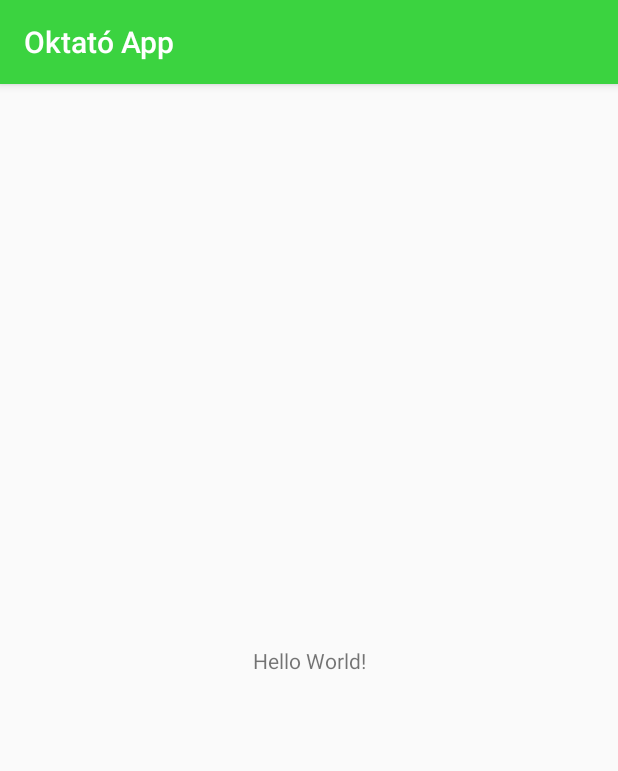
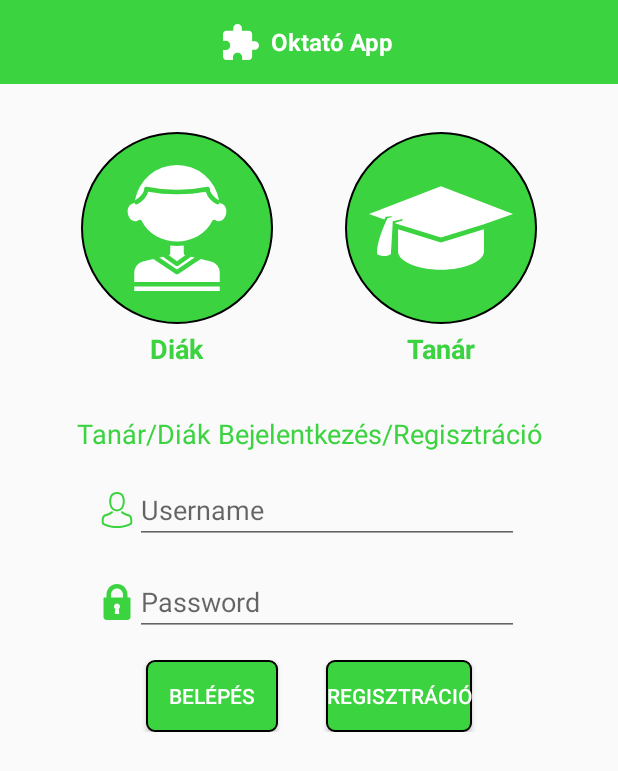
Before and after one commit to gitjuzer/2018_IIAFP_B, an Android app: the screen it shows after launch (MainActivity), on a phone screen of 412 x 824 dp. Shown: the top 771 px of the screen. Run offline under Robolectric (Android 15) with nearby library versions, the phone set to English and light mode, and no system bars.

Commit message:
Android - login felület elkészítve, még funkciók nélkül

```diff
--- a/Android app/OktatoApp/app/src/main/java/hu/afp/oktatoapp/MainActivity.java
+++ b/Android app/OktatoApp/app/src/main/java/hu/afp/oktatoapp/MainActivity.java
@@ -1,7 +1,10 @@
 package hu.afp.oktatoapp;
 
+import android.os.Bundle;
 import android.support.v7.app.AppCompatActivity;
-import android.os.Bundle;
+import android.view.View;
+import android.widget.ImageView;
+import android.widget.TextView;
 
 public class MainActivity extends AppCompatActivity {
 
@@ -9,5 +12,26 @@ public class MainActivity extends AppCompatActivity {
     protected void onCreate(Bundle savedInstanceState) {
         super.onCreate(savedInstanceState);
         setContentView(R.layout.activity_main);
+        View toolbar, student, teacher;
+        ImageView logo, studentLogo, teacherLogo;
+        TextView studentTV,teacherTV;
+
+        toolbar = findViewById(R.id.myToolbar);
+        student = findViewById(R.id.studentBtn);
+        teacher = findViewById(R.id.teacherBtn);
+
+        logo = toolbar.findViewById(R.id.logo);
+        studentLogo = student.findViewById(R.id.logo);
+        studentTV = student.findViewById(R.id.buttonText);
+        teacherLogo = teacher.findViewById(R.id.logo);
+        teacherTV = teacher.findViewById(R.id.buttonText);
+
+
+        logo.setImageDrawable(getDrawable(R.drawable.ic_puzzle));
+        studentLogo.setImageDrawable(getDrawable(R.drawable.ic_student));
+        teacherLogo.setImageDrawable(getDrawable(R.drawable.ic_teacher));
+        studentTV.setText(R.string.student);
+        teacherTV.setText(R.string.teacher);
+
     }
 }
--- /dev/null
+++ b/Android app/OktatoApp/app/src/main/res/drawable/button_background.xml
@@ -0,0 +1,15 @@
+<?xml version="1.0" encoding="utf-8"?>
+<shape
+    xmlns:android="http://schemas.android.com/apk/res/android">
+
+    <solid
+        android:color="@color/colorPrimary"
+        />
+
+    <stroke
+        android:width="1dp"
+        android:color="@android:color/black" />
+    <corners
+        android:radius="5dp"/>
+
+</shape>
--- /dev/null
+++ b/Android app/OktatoApp/app/src/main/res/drawable/circle.xml
@@ -0,0 +1,17 @@
+<?xml version="1.0" encoding="utf-8"?>
+<shape
+    xmlns:android="http://schemas.android.com/apk/res/android"
+    android:shape="oval">
+
+    <solid
+        android:color="@color/colorPrimary"
+        />
+
+    <size
+        android:width="128dp"
+        android:height="128dp"/>
+    <stroke
+        android:width="1dp"
+        android:color="@android:color/black" />
+
+</shape>
--- /dev/null
+++ b/Android app/OktatoApp/app/src/main/res/drawable/ic_lock.xml
@@ -0,0 +1,10 @@
+<vector xmlns:android="http://schemas.android.com/apk/res/android"
+    android:width="24dp"
+    android:height="24dp"
+    android:viewportHeight="512"
+    android:fillColor="#FFF000"
+    android:viewportWidth="512">
+    <path
+        android:fillColor="@color/colorPrimary"
+        android:pathData="M437.333,192h-32v-42.667C405.333,66.99 338.344,0 256,0S106.667,66.99 106.667,149.333V192h-32C68.771,192 64,196.771 64,202.667v266.667C64,492.865 83.135,512 106.667,512h298.667C428.865,512 448,492.865 448,469.333V202.667C448,196.771 443.229,192 437.333,192zM287.938,414.823c0.333,3.01 -0.635,6.031 -2.656,8.292c-2.021,2.26 -4.917,3.552 -7.948,3.552h-42.667c-3.031,0 -5.927,-1.292 -7.948,-3.552c-2.021,-2.26 -2.99,-5.281 -2.656,-8.292l6.729,-60.51c-10.927,-7.948 -17.458,-20.521 -17.458,-34.313c0,-23.531 19.135,-42.667 42.667,-42.667s42.667,19.135 42.667,42.667c0,13.792 -6.531,26.365 -17.458,34.313L287.938,414.823zM341.333,192H170.667v-42.667C170.667,102.281 208.948,64 256,64s85.333,38.281 85.333,85.333V192z" />
+</vector>
--- /dev/null
+++ b/Android app/OktatoApp/app/src/main/res/drawable/ic_puzzle.xml
@@ -0,0 +1,4 @@
+<vector android:height="24dp" android:viewportHeight="535.5"
+    android:viewportWidth="535.5" android:width="24dp" xmlns:android="http://schemas.android.com/apk/res/android">
+    <path android:fillColor="#FFFFFF" android:pathData="M471.75,255H433.5V153c0,-28.05 -22.95,-51 -51,-51h-102V63.75C280.5,28.05 252.45,0 216.75,0S153,28.05 153,63.75V102H51c-28.05,0 -51,22.95 -51,51v96.9h38.25c38.25,0 68.85,30.6 68.85,68.85S76.5,387.6 38.25,387.6H0v96.9c0,28.05 22.95,51 51,51h96.9v-38.25c0,-38.25 30.6,-68.85 68.85,-68.85s68.85,30.6 68.85,68.85v38.25h96.9c28.05,0 51,-22.95 51,-51v-102h38.25c35.7,0 63.75,-28.05 63.75,-63.75S507.45,255 471.75,255z"/>
+</vector>
--- /dev/null
+++ b/Android app/OktatoApp/app/src/main/res/drawable/ic_student.xml
@@ -0,0 +1,24 @@
+<vector xmlns:android="http://schemas.android.com/apk/res/android"
+    android:width="96dp"
+    android:height="96dp"
+    android:viewportHeight="64"
+    android:viewportWidth="64">
+    <path
+        android:fillColor="#FFFFFF"
+        android:pathData="M32,40a21.113,21.113 0,0 1,-3 -0.221V43.23a0.992,0.992 0,0 1,-0.656 0.925L32,46.771l3.656,-2.616A0.992,0.992 0,0 1,35 43.23V39.779A21.113,21.113 0,0 1,32 40Z" />
+    <path
+        android:fillColor="#FFFFFF"
+        android:pathData="M24.141,45.166 L32,50.408l7.859,-5.242L38.22,44.78l-5.638,4.033a1,1 0,0 1,-1.164 0L25.78,44.78Z" />
+    <path
+        android:fillColor="#FFFFFF"
+        android:pathData="M13,58h38v2h-38z" />
+    <path
+        android:fillColor="#FFFFFF"
+        android:pathData="M51.622,21.154a0.993,0.993 0,0 1,-0.665 -0.465,0.969 0.969,0 0,1 -0.091,0.272 1,1 0,0 1,-1.367 0.365,9.725 9.725,0 0,1 -4.717,-5.466A66.437,66.437 0,0 1,32 17a66.437,66.437 0,0 1,-12.782 -1.14A9.725,9.725 0,0 1,14.5 21.326a1,1 0,0 1,-1.367 -0.365,0.969 0.969,0 0,1 -0.091,-0.272 0.993,0.993 0,0 1,-0.665 0.465c-1.613,0.291 -2.615,2.284 -2.233,4.442 0.332,1.92 1.692,3.4 3.166,3.445a1.792,1.792 0,0 0,0.478 -0.026,2.274 2.274,0 0,0 1.04,-0.48 1,1 0,0 1,1.531 0.339C19.045,34.418 25.184,38 32,38s12.955,-3.582 15.64,-9.126a1,1 0,0 1,1.531 -0.339,2.28 2.28,0 0,0 1.045,0.481 1.642,1.642 0,0 0,0.417 0.028c1.53,-0.049 2.89,-1.528 3.221,-3.444C54.237,23.438 53.235,21.445 51.622,21.154Z" />
+    <path
+        android:fillColor="#FFFFFF"
+        android:pathData="M51,51.75a4.984,4.984 0,0 0,-3.851 -4.867l-4.626,-1.089 -9.968,6.648a1,1 0,0 1,-1.11 0l-9.968,-6.648L16.85,46.883A4.984,4.984 0,0 0,13 51.75V56H51Z" />
+    <path
+        android:fillColor="#FFFFFF"
+        android:pathData="M13.5,19.594c2.613,-1.511 3.93,-3.607 3.881,-4.9a0.957,0.957 0,0 1,0.022 -0.132,0.829 0.829,0 0,1 0,-0.132c0.005,-0.023 0.021,-0.039 0.027,-0.061a1.011,1.011 0,0 1,0.085 -0.186,1.023 1.023,0 0,1 0.1,-0.156 0.945,0.945 0,0 1,0.139 -0.129,0.967 0.967,0 0,1 0.153,-0.112 1.008,1.008 0,0 1,0.171 -0.066,1.041 1.041,0 0,1 0.2,-0.048c0.022,0 0.041,-0.015 0.064,-0.015a0.907,0.907 0,0 1,0.137 0.021,1.078 1.078,0 0,1 0.127,0A61.824,61.824 0,0 0,32 15a61.824,61.824 0,0 0,13.394 -1.314,1 1,0 0,1 0.123,0 0.959,0.959 0,0 1,0.141 -0.021c0.023,0 0.042,0.013 0.064,0.015a1.041,1.041 0,0 1,0.2 0.048,1.008 1.008,0 0,1 0.171,0.066 1.027,1.027 0,0 1,0.153 0.111,1.009 1.009,0 0,1 0.139,0.13 1.573,1.573 0,0 1,0.182 0.342c0.006,0.022 0.022,0.038 0.027,0.061a0.829,0.829 0,0 1,0 0.132,0.957 0.957,0 0,1 0.022,0.132c-0.049,1.289 1.268,3.385 3.881,4.9a0.97,0.97 0,0 1,0.208 0.184,18.981 18.981,0 0,0 -37.418,0A0.97,0.97 0,0 1,13.5 19.594Z" />
+</vector>
--- /dev/null
+++ b/Android app/OktatoApp/app/src/main/res/drawable/ic_teacher.xml
@@ -0,0 +1,5 @@
+<vector android:height="96dp" android:viewportHeight="791.803"
+    android:viewportWidth="791.803" android:width="96dp" xmlns:android="http://schemas.android.com/apk/res/android">
+    <path android:fillColor="#FFFFFF" android:pathData="M395.904,475.016l-236.203,-72.7v71.524v49.896c0,56.133 105.787,101.644 236.274,101.644c130.48,0 236.285,-45.511 236.285,-101.644c0,-0.442 -0.145,-0.886 -0.154,-1.318V402.316L395.904,475.016z"/>
+    <path android:fillColor="#FFFFFF" android:pathData="M0,318.734l84.383,30.185l7.191,-15.401l31,-2.635l4.42,4.599l-26.601,6.308l-3.877,11.475c-0.007,0 -60.087,125.604 -51.263,187.05c0,0 37.502,22.37 74.988,0l9.962,-168v-13.984l55.8,-12.588l-3.941,9.705l-41.604,13.529l19.242,6.874l236.203,72.7l236.201,-72.7l159.699,-57.116l-395.9,-152.313L0,318.734z"/>
+</vector>
--- /dev/null
+++ b/Android app/OktatoApp/app/src/main/res/drawable/ic_user.xml
@@ -0,0 +1,12 @@
+<vector xmlns:android="http://schemas.android.com/apk/res/android"
+    android:width="24dp"
+    android:height="24dp"
+    android:viewportHeight="482.9"
+    android:viewportWidth="482.9">
+    <path
+        android:fillColor="@color/colorPrimary"
+        android:pathData="M239.7,260.2c0.5,0 1,0 1.6,0c0.2,0 0.4,0 0.6,0c0.3,0 0.7,0 1,0c29.3,-0.5 53,-10.8 70.5,-30.5c38.5,-43.4 32.1,-117.8 31.4,-124.9c-2.5,-53.3 -27.7,-78.8 -48.5,-90.7C280.8,5.2 262.7,0.4 242.5,0h-0.7c-0.1,0 -0.3,0 -0.4,0h-0.6c-11.1,0 -32.9,1.8 -53.8,13.7c-21,11.9 -46.6,37.4 -49.1,91.1c-0.7,7.1 -7.1,81.5 31.4,124.9C186.7,249.4 210.4,259.7 239.7,260.2zM164.6,107.3c0,-0.3 0.1,-0.6 0.1,-0.8c3.3,-71.7 54.2,-79.4 76,-79.4h0.4c0.2,0 0.5,0 0.8,0c27,0.6 72.9,11.6 76,79.4c0,0.3 0,0.6 0.1,0.8c0.1,0.7 7.1,68.7 -24.7,104.5c-12.6,14.2 -29.4,21.2 -51.5,21.4c-0.2,0 -0.3,0 -0.5,0l0,0c-0.2,0 -0.3,0 -0.5,0c-22,-0.2 -38.9,-7.2 -51.4,-21.4C157.7,176.2 164.5,107.9 164.6,107.3z" />
+    <path
+        android:fillColor="@color/colorPrimary"
+        android:pathData="M446.8,383.6c0,-0.1 0,-0.2 0,-0.3c0,-0.8 -0.1,-1.6 -0.1,-2.5c-0.6,-19.8 -1.9,-66.1 -45.3,-80.9c-0.3,-0.1 -0.7,-0.2 -1,-0.3c-45.1,-11.5 -82.6,-37.5 -83,-37.8c-6.1,-4.3 -14.5,-2.8 -18.8,3.3c-4.3,6.1 -2.8,14.5 3.3,18.8c1.7,1.2 41.5,28.9 91.3,41.7c23.3,8.3 25.9,33.2 26.6,56c0,0.9 0,1.7 0.1,2.5c0.1,9 -0.5,22.9 -2.1,30.9c-16.2,9.2 -79.7,41 -176.3,41c-96.2,0 -160.1,-31.9 -176.4,-41.1c-1.6,-8 -2.3,-21.9 -2.1,-30.9c0,-0.8 0.1,-1.6 0.1,-2.5c0.7,-22.8 3.3,-47.7 26.6,-56c49.8,-12.8 89.6,-40.6 91.3,-41.7c6.1,-4.3 7.6,-12.7 3.3,-18.8c-4.3,-6.1 -12.7,-7.6 -18.8,-3.3c-0.4,0.3 -37.7,26.3 -83,37.8c-0.4,0.1 -0.7,0.2 -1,0.3c-43.4,14.9 -44.7,61.2 -45.3,80.9c0,0.9 0,1.7 -0.1,2.5c0,0.1 0,0.2 0,0.3c-0.1,5.2 -0.2,31.9 5.1,45.3c1,2.6 2.8,4.8 5.2,6.3c3,2 74.9,47.8 195.2,47.8s192.2,-45.9 195.2,-47.8c2.3,-1.5 4.2,-3.7 5.2,-6.3C447,415.5 446.9,388.8 446.8,383.6z" />
+</vector>
--- a/Android app/OktatoApp/app/src/main/res/layout/activity_main.xml
+++ b/Android app/OktatoApp/app/src/main/res/layout/activity_main.xml
@@ -1,18 +1,122 @@
 <?xml version="1.0" encoding="utf-8"?>
-<android.support.constraint.ConstraintLayout xmlns:android="http://schemas.android.com/apk/res/android"
-    xmlns:app="http://schemas.android.com/apk/res-auto"
+<RelativeLayout xmlns:android="http://schemas.android.com/apk/res/android"
     xmlns:tools="http://schemas.android.com/tools"
     android:layout_width="match_parent"
     android:layout_height="match_parent"
     tools:context=".MainActivity">
 
-    <TextView
-        android:layout_width="wrap_content"
-        android:layout_height="wrap_content"
-        android:text="Hello World!"
-        app:layout_constraintBottom_toBottomOf="parent"
-        app:layout_constraintLeft_toLeftOf="parent"
-        app:layout_constraintRight_toRightOf="parent"
-        app:layout_constraintTop_toTopOf="parent" />
+    <include
+        android:id="@+id/myToolbar"
+        layout="@layout/mytoolbar" />
 
-</android.support.constraint.ConstraintLayout>
+    <ScrollView
+        android:layout_width="match_parent"
+        android:layout_height="match_parent"
+        android:layout_below="@id/myToolbar">
+
+        <RelativeLayout
+            android:layout_width="match_parent"
+            android:layout_height="wrap_content">
+
+            <LinearLayout
+                android:id="@+id/modeSelect"
+                android:layout_width="match_parent"
+                android:layout_height="wrap_content"
+                android:layout_marginTop="32dp"
+                android:gravity="center"
+                android:orientation="horizontal">
+
+                <include
+                    android:id="@+id/studentBtn"
+                    layout="@layout/mode_select_button" />
+
+                <include
+                    android:id="@+id/teacherBtn"
+                    layout="@layout/mode_select_button"
+                    android:layout_width="wrap_content"
+                    android:layout_height="wrap_content"
+                    android:layout_marginStart="48dp" />
+            </LinearLayout>
+
+            <TextView
+                android:id="@+id/title"
+                android:layout_width="match_parent"
+                android:layout_height="wrap_content"
+                android:layout_below="@id/modeSelect"
+                android:gravity="center"
+                android:paddingTop="32dp"
+                android:text="@string/login_title"
+                android:textColor="@color/colorPrimary"
+                android:textSize="18sp" />
+
+            <LinearLayout
+                android:id="@+id/name"
+                android:layout_width="match_parent"
+                android:layout_height="wrap_content"
+                android:layout_below="@id/title"
+                android:focusable="true"
+                android:focusableInTouchMode="true"
+                android:gravity="center"
+                android:orientation="horizontal"
+                android:paddingTop="16dp">
+
+                <ImageView
+                    android:layout_width="wrap_content"
+                    android:layout_height="wrap_content"
+                    android:src="@drawable/ic_user" />
+
+                <EditText
+                    android:layout_width="256dp"
+                    android:layout_height="wrap_content"
+                    android:hint="@string/username"
+                    android:inputType="text" />
+            </LinearLayout>
+
+            <LinearLayout
+                android:id="@+id/password"
+                android:layout_width="match_parent"
+                android:layout_height="wrap_content"
+                android:layout_below="@id/name"
+                android:focusable="true"
+                android:focusableInTouchMode="true"
+                android:gravity="center"
+                android:orientation="horizontal"
+                android:paddingTop="16dp">
+
+                <ImageView
+                    android:layout_width="wrap_content"
+                    android:layout_height="wrap_content"
+                    android:src="@drawable/ic_lock" />
+
+                <EditText
+                    android:layout_width="256dp"
+                    android:layout_height="wrap_content"
+                    android:hint="@string/password"
+                    android:inputType="textPassword" />
+            </LinearLayout>
+
+            <LinearLayout
+                android:layout_width="match_parent"
+                android:layout_height="wrap_content"
+                android:layout_below="@id/password"
+                android:gravity="center"
+                android:orientation="horizontal"
+                android:paddingTop="16dp">
+
+                <Button
+                    style="@style/LoginButtonStyle"
+                    android:layout_width="wrap_content"
+                    android:layout_height="wrap_content"
+                    android:text="@string/login" />
+
+                <Button
+                    style="@style/LoginButtonStyle"
+                    android:layout_width="wrap_content"
+                    android:layout_height="wrap_content"
+                    android:layout_marginStart="32dp"
+                    android:text="@string/register" />
+
+            </LinearLayout>
+        </RelativeLayout>
+    </ScrollView>
+</RelativeLayout>
--- /dev/null
+++ b/Android app/OktatoApp/app/src/main/res/layout/mode_select_button.xml
@@ -0,0 +1,29 @@
+<?xml version="1.0" encoding="utf-8"?>
+<RelativeLayout xmlns:android="http://schemas.android.com/apk/res/android"
+    android:layout_width="wrap_content"
+    android:layout_height="wrap_content">
+
+    <RelativeLayout
+        android:id="@+id/background"
+        android:layout_width="wrap_content"
+        android:layout_height="wrap_content"
+        android:background="@drawable/circle">
+        <ImageView
+            android:id="@+id/logo"
+            android:layout_width="wrap_content"
+            android:layout_height="wrap_content"
+            android:layout_centerInParent="true"
+            android:src="@mipmap/ic_launcher"/>
+    </RelativeLayout>
+    <TextView
+        android:id="@+id/buttonText"
+        android:layout_width="wrap_content"
+        android:layout_height="wrap_content"
+        android:text="@string/app_name"
+        android:layout_below="@id/background"
+        android:layout_centerHorizontal="true"
+        android:paddingTop="4dp"
+        android:textColor="@color/colorPrimary"
+        android:textSize="18sp"
+        android:textStyle="bold"/>
+</RelativeLayout>
--- /dev/null
+++ b/Android app/OktatoApp/app/src/main/res/layout/mytoolbar.xml
@@ -0,0 +1,29 @@
+<?xml version="1.0" encoding="utf-8"?>
+<RelativeLayout xmlns:android="http://schemas.android.com/apk/res/android"
+    android:layout_width="match_parent"
+    android:layout_height="?attr/actionBarSize"
+    android:background="@color/colorPrimary">
+
+    <LinearLayout
+        android:layout_width="wrap_content"
+        android:layout_height="wrap_content"
+        android:layout_centerInParent="true"
+        android:gravity="center"
+        android:orientation="horizontal">
+
+        <ImageView
+            android:id="@+id/logo"
+            android:layout_width="wrap_content"
+            android:layout_height="wrap_content"
+            android:src="@mipmap/ic_launcher"/>
+
+        <TextView
+            android:id="@+id/title"
+            style="@style/ToolBarTitle"
+            android:layout_width="wrap_content"
+            android:layout_height="match_parent"
+            android:gravity="center"
+            android:layout_marginStart="8dp"
+            android:text="@string/app_name"/>
+    </LinearLayout>
+</RelativeLayout>
--- a/Android app/OktatoApp/app/src/main/res/values/colors.xml
+++ b/Android app/OktatoApp/app/src/main/res/values/colors.xml
@@ -3,4 +3,5 @@
     <color name="colorPrimary">#3BD340</color>
     <color name="colorPrimaryDark">#2DA431</color>
     <color name="colorAccent">#3E8140</color>
+    <color name="white">#FFFFFF</color>
 </resources>
--- a/Android app/OktatoApp/app/src/main/res/values/strings.xml
+++ b/Android app/OktatoApp/app/src/main/res/values/strings.xml
@@ -1,3 +1,10 @@
 <resources>
     <string name="app_name">Oktató App</string>
+    <string name="login_title">Tanár/Diák Bejelentkezés/Regisztráció</string>
+    <string name="username">Username</string>
+    <string name="password">Password</string>
+    <string name="login">Belépés</string>
+    <string name="register">Regisztráció</string>
+    <string name="student">Diák</string>
+    <string name="teacher">Tanár</string>
 </resources>
--- a/Android app/OktatoApp/app/src/main/res/values/styles.xml
+++ b/Android app/OktatoApp/app/src/main/res/values/styles.xml
@@ -1,11 +1,21 @@
 <resources>
 
     <!-- Base application theme. -->
-    <style name="AppTheme" parent="Theme.AppCompat.Light.DarkActionBar">
+    <style name="AppTheme" parent="Base.Theme.AppCompat.Light.DarkActionBar">
         <!-- Customize your theme here. -->
         <item name="colorPrimary">@color/colorPrimary</item>
         <item name="colorPrimaryDark">@color/colorPrimaryDark</item>
         <item name="colorAccent">@color/colorAccent</item>
+        <item name="windowActionBar">false</item>
+        <item name="windowNoTitle">true</item>
     </style>
-
+    <style name="ToolBarTitle">
+        <item name="android:textColor">@color/white</item>
+        <item name="android:textSize">16sp</item>
+        <item name="android:textStyle">bold</item>
+    </style>
+    <style name="LoginButtonStyle">
+        <item name="android:background">@drawable/button_background</item>
+        <item name="android:textColor">@color/white</item>
+    </style>
 </resources>
```
